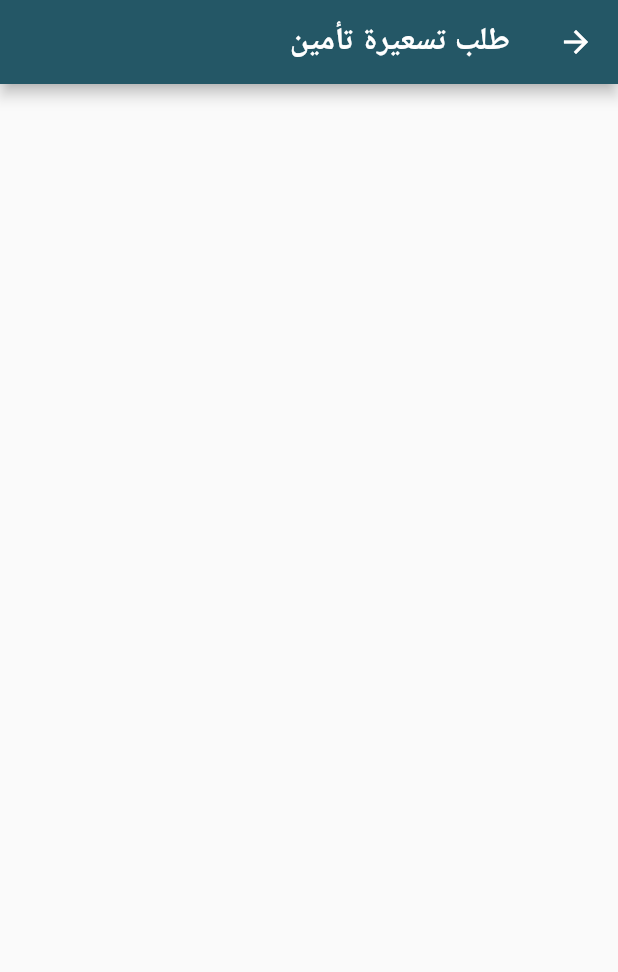
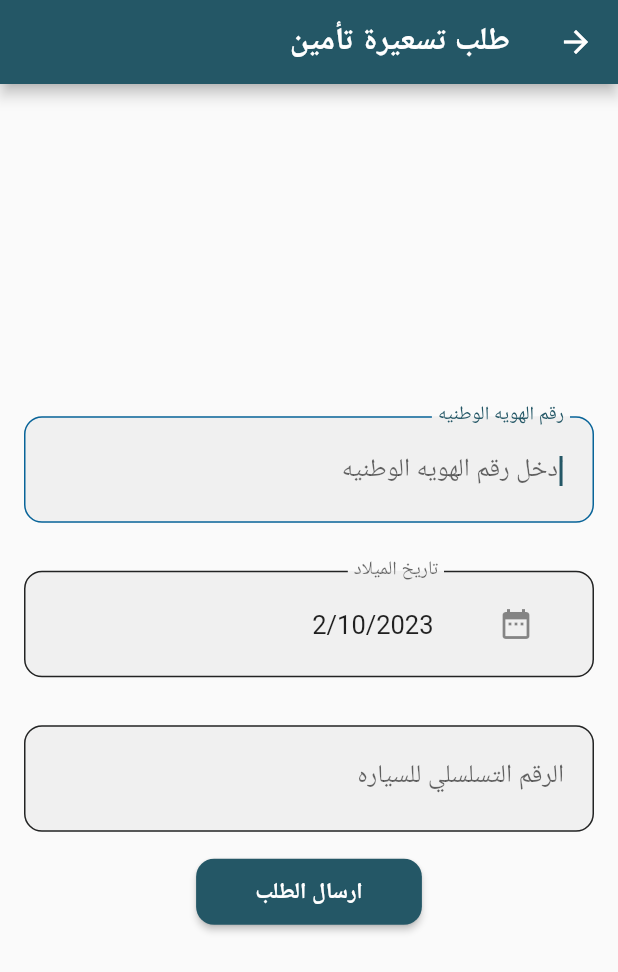
Before and after one commit to HamadAlharbi1/tamini, a Flutter app: the RequestQuotations screen opened directly, on a phone screen of 412 x 824 dp. Shown: the top 972 px of the screen. Run offline on Flutter 3.47's test engine with Material 2 defaults, Android fonts, the phone set to English and light mode, and no system bars; our stand-ins replace firebase_core, flutter_dotenv, localization, pin_input_text_field; accounts and stored records are empty.

Commit message:
Refactor: Enhanced UI for Request Quotations page, added optional prefix icon support in CustomTextField, and introduced BirthDatePicker widget for simplified date selection.

```diff
--- /dev/null
+++ b/lib/components/birth_date_picker.dart
@@ -0,0 +1,54 @@
+import 'package:flutter/material.dart';
+
+// ignore: must_be_immutable
+class BirthDatePicker extends StatefulWidget {
+  BirthDatePicker({
+    super.key,
+    required this.initialDate,
+    required this.onDateChanged,
+  });
+
+  DateTime initialDate;
+  final Function(DateTime) onDateChanged;
+
+  @override
+  _BirthDatePickerState createState() => _BirthDatePickerState();
+}
+
+class _BirthDatePickerState extends State<BirthDatePicker> {
+  _selectDate(BuildContext context) async {
+    final DateTime? picked = await showDatePicker(
+      context: context,
+      initialDate: widget.initialDate,
+      firstDate: DateTime(1900),
+      lastDate: DateTime.now(),
+      builder: (BuildContext context, Widget? child) {
+        return Theme(
+          data: ThemeData.light().copyWith(
+            colorScheme: const ColorScheme.light(
+              primary: Color.fromARGB(255, 27, 120, 136),
+            ),
+          ),
+          child: child!,
+        );
+      },
+    );
+    if (picked != null && picked != widget.initialDate) {
+      setState(() {
+        widget.initialDate = picked;
+      });
+
+      widget.onDateChanged(picked);
+    }
+  }
+
+  @override
+  Widget build(BuildContext context) {
+    return Center(
+      child: InkWell(
+        child: const Icon(Icons.date_range),
+        onTap: () => _selectDate(context),
+      ),
+    );
+  }
+}
--- a/lib/components/custom_text_field.dart
+++ b/lib/components/custom_text_field.dart
@@ -5,9 +5,10 @@ class CustomTextField extends StatefulWidget {
   final String labelText;
   final String hintText;
   final TextInputType keyboardType;
-
+  final Widget? prefixIcon;
   const CustomTextField({
     super.key,
+    this.prefixIcon,
     required this.controller,
     required this.labelText,
     required this.hintText,
@@ -27,11 +28,20 @@ class _CustomTextFieldState extends State<CustomTextField> {
       autofocus: true,
       obscureText: false,
       decoration: InputDecoration(
+        prefixIcon: widget.prefixIcon != null
+            ? Padding(
+                padding: const EdgeInsets.symmetric(horizontal: 40),
+                child: Row(
+                  mainAxisSize: MainAxisSize.min,
+                  children: [widget.prefixIcon!],
+                ),
+              )
+            : null,
         label: Text(widget.labelText),
         hintText: widget.hintText,
         enabledBorder: OutlineInputBorder(
           borderSide: const BorderSide(
-            color: Color.fromARGB(246, 0, 95, 150),
+            color: Color.fromARGB(246, 28, 29, 29),
             width: 1,
           ),
           borderRadius: BorderRadius.circular(12),
--- a/lib/i18n/ar_SA.json
+++ b/lib/i18n/ar_SA.json
@@ -17,5 +17,12 @@
 	"continue": "متابعه",
 	"Home_Page": "الصفحة الرئيسيه",
 	"Request_Quotations": "طلب تسعيرة تأمين",
-	"Request_Refund": "استرجاع مبلغ تأمين"
+	"Request_Refund": "استرجاع مبلغ تأمين",
+	"id_number": "رقم الهويه الوطنيه",
+	"enter_id_number": "ادخل رقم الهويه الوطنيه",
+	"birth_date": "تاريخ الميلاد",
+	"enter_birth_date": "ادخل تاريخ الميلاد",
+	"vehicle_serial_number": "الرقم التسلسلي للسياره",
+	"enter_vehicle_serial_number": "ادخل الرقم التسلسلي للسياره",
+	"send": "ارسال الطلب"
 }
--- a/lib/pages/request_quotations_page.dart
+++ b/lib/pages/request_quotations_page.dart
@@ -1,5 +1,8 @@
 import 'package:flutter/material.dart';
 import 'package:localization/localization.dart';
+import 'package:tamini_app/components/birth_date_picker.dart';
+import 'package:tamini_app/components/custom_button.dart';
+import 'package:tamini_app/components/custom_text_field.dart';
 
 class RequestQuotations extends StatefulWidget {
   const RequestQuotations({Key? key}) : super(key: key);
@@ -9,16 +12,76 @@ class RequestQuotations extends StatefulWidget {
 }
 
 class _RequestQuotationsState extends State<RequestQuotations> {
+  DateTime initialDate = DateTime.now();
+  TextEditingController idNumberController = TextEditingController();
+  TextEditingController birthDateController = TextEditingController();
+  TextEditingController vehicleSerialNumberController = TextEditingController();
+  requestQuotation() {
+    //enter request quotation logic
+  }
+  @override
+  void initState() {
+    super.initState();
+    birthDateController.text = formatDate(initialDate); // Set initial value
+  }
+
+  String formatDate(DateTime date) {
+    return "${date.day}/${date.month}/${date.year}"; // Format date as you need
+  }
+
   @override
   Widget build(BuildContext context) {
     return Scaffold(
       appBar: AppBar(
         title: Text('Request_Quotations'.i18n()), // Use the i18n() method to get the translated string
       ),
-      body: const Center(
+      body: Center(
         child: Column(
           mainAxisAlignment: MainAxisAlignment.center,
-          children: [],
+          children: [
+            Padding(
+              padding: const EdgeInsets.all(16.0),
+              child: CustomTextField(
+                controller: idNumberController,
+                labelText: 'id_number'.i18n(),
+                hintText: 'enter_id_number'.i18n(),
+                keyboardType: TextInputType.phone,
+              ),
+            ),
+            Padding(
+              padding: const EdgeInsets.all(16.0),
+              child: CustomTextField(
+                prefixIcon: BirthDatePicker(
+                  initialDate: initialDate,
+                  onDateChanged: (newDate) {
+                    setState(() {
+                      initialDate = newDate;
+                      birthDateController.text = formatDate(initialDate);
+                    });
+                  },
+                ),
+                controller: birthDateController,
+                labelText: 'birth_date'.i18n(),
+                hintText: 'enter_birth_date'.i18n(),
+                keyboardType: TextInputType.datetime,
+              ),
+            ),
+            Padding(
+              padding: const EdgeInsets.all(16.0),
+              child: CustomTextField(
+                controller: vehicleSerialNumberController,
+                labelText: 'vehicle_serial_number'.i18n(),
+                hintText: 'enter_vehicle_serial_number'.i18n(),
+                keyboardType: TextInputType.phone,
+              ),
+            ),
+            CustomButton(
+              onPressed: () {
+                requestQuotation();
+              },
+              buttonText: 'send'.i18n(),
+            ),
+          ],
         ),
       ),
     );
```
Also changed, not shown: lib/i18n/en_US.json (+14 -7 lines).
